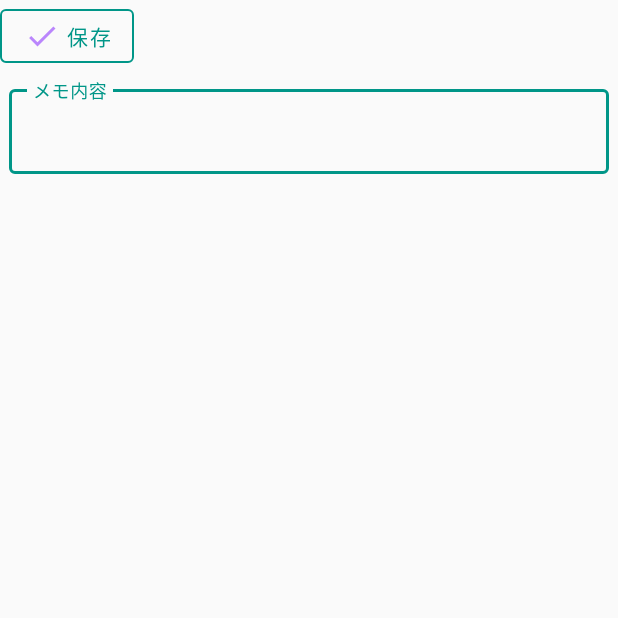
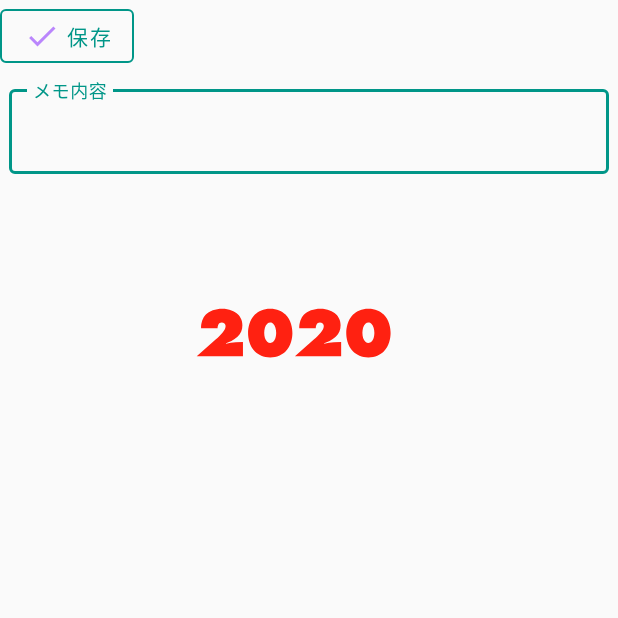
Before and after one commit to mecator/MemoListApplication, an Android app: the CreateMemoActivity screen opened directly, with no data from a screen before it, on a phone screen of 412 x 824 dp, the top half of it. Run offline under Robolectric (Android 15) with nearby library versions, the phone set to English and light mode, and no system bars; our stand-ins replace Room's generated code, data binding.

Commit message:
lottie add

```diff
--- a/app/build.gradle
+++ b/app/build.gradle
@@ -45,4 +45,5 @@ dependencies {
     implementation "org.jetbrains.kotlinx:kotlinx-coroutines-core:1.3.0"
     implementation "org.jetbrains.kotlinx:kotlinx-coroutines-android:1.3.0"
     implementation 'androidx.room:room-coroutines:2.1.0-alpha04'
+    implementation 'com.airbnb.android:lottie:3.3.1'
 }
--- a/app/src/main/res/layout/activity_create_memo.xml
+++ b/app/src/main/res/layout/activity_create_memo.xml
@@ -1,11 +1,13 @@
 <?xml version="1.0" encoding="utf-8"?>
-<layout
-    xmlns:android="http://schemas.android.com/apk/res/android"
+<layout xmlns:android="http://schemas.android.com/apk/res/android"
     xmlns:app="http://schemas.android.com/apk/res-auto">
+
     <data>
+
         <variable
             name="viewModel"
             type="com.example.memolistapplication.viewmodel.CreateMemoViewModel" />
+
         <variable
             name="memo"
             type="com.example.memolistapplication.room.Memo" />
@@ -19,14 +21,14 @@
         android:theme="@style/Theme.MaterialComponents">
 
         <com.google.android.material.button.MaterialButton
+            android:id="@+id/save_button"
             style="@style/Widget.MaterialComponents.Button.OutlinedButton"
             android:layout_width="wrap_content"
             android:layout_height="wrap_content"
             android:onClick="@{(v)->viewModel.onClickSaveButton(memoTextField.getText().toString())}"
-        android:id="@+id/save_button"
-        app:icon="@drawable/ic_check_black_24dp"
             android:text="保存"
             android:textColor="@color/colorPrimary"
+            app:icon="@drawable/ic_check_black_24dp"
             app:rippleColor="@color/colorAccent"
             app:strokeColor="@color/colorPrimary" />
 
@@ -42,11 +44,20 @@
                 android:id="@+id/memoTextField"
                 android:layout_width="match_parent"
                 android:layout_height="wrap_content"
-            android:text="@{memo.description}"
                 android:hint="メモ内容"
                 android:imeOptions="actionDone"
                 android:inputType="textMultiLine"
+                android:text="@{memo.description}"
                 android:textColor="@color/black" />
         </com.google.android.material.textfield.TextInputLayout>
+
+        <com.airbnb.lottie.LottieAnimationView
+            android:id="@+id/lottie"
+            android:layout_width="match_parent"
+            android:layout_height="200dp"
+            android:scaleType="centerInside"
+            app:lottie_rawRes="@raw/lottie_2020"
+            app:lottie_autoPlay="true"
+            app:lottie_loop="true" />
     </LinearLayout>
 </layout>
```
Also changed, not shown: app/src/main/java/com/example/memolistapplication/ui/CreateMemoActivity.kt (+9 -0 lines), app/src/main/res/raw/lottie_2020.json (added, +1 -0 lines). Lines whose indentation alone changed are shown as unchanged.
